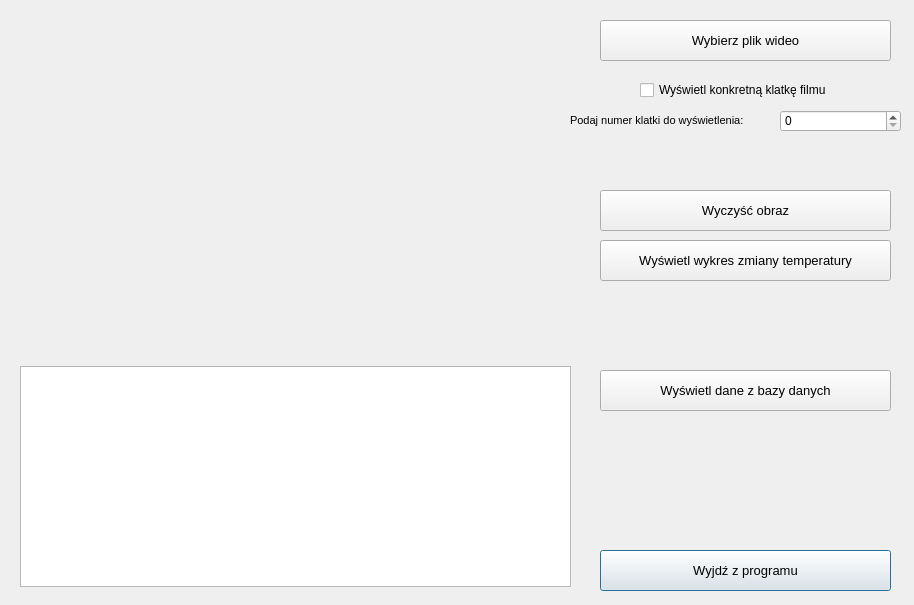
Old version of the form interface.ui in the repository Landerer/Program-wspomagajacy-analize-nagran-termograficznych.
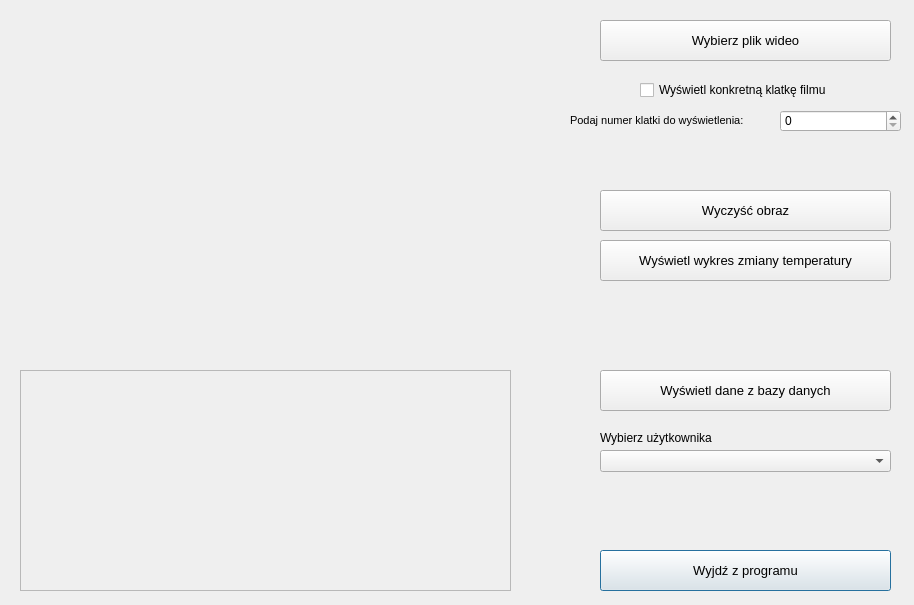
New version of the form.

Commit message: Zmiana interfejsu - dodany przycisk wyboru użytkownika

The edit to the form file:
```diff
--- a/interface.ui
+++ b/interface.ui
@@ -156,16 +156,6 @@
     <string>Wyświetl konkretną klatkę filmu</string>
    </property>
   </widget>
-  <widget class="QTextEdit" name="dataBaseText">
-   <property name="geometry">
-    <rect>
-     <x>20</x>
-     <y>366</y>
-     <width>551</width>
-     <height>221</height>
-    </rect>
-   </property>
-  </widget>
   <widget class="QPushButton" name="showDataBase">
    <property name="geometry">
     <rect>
@@ -190,6 +180,42 @@
     <bool>false</bool>
    </property>
   </widget>
+  <widget class="QComboBox" name="chooseUser">
+   <property name="geometry">
+    <rect>
+     <x>600</x>
+     <y>450</y>
+     <width>291</width>
+     <height>22</height>
+    </rect>
+   </property>
+  </widget>
+  <widget class="QLabel" name="chooseUserLabel">
+   <property name="geometry">
+    <rect>
+     <x>600</x>
+     <y>430</y>
+     <width>161</width>
+     <height>16</height>
+    </rect>
+   </property>
+   <property name="text">
+    <string>Wybierz użytkownika</string>
+   </property>
+  </widget>
+  <widget class="QTextEdit" name="textEdit">
+   <property name="enabled">
+    <bool>false</bool>
+   </property>
+   <property name="geometry">
+    <rect>
+     <x>20</x>
+     <y>370</y>
+     <width>491</width>
+     <height>221</height>
+    </rect>
+   </property>
+  </widget>
  </widget>
  <resources/>
  <connections/>
```
Left out of the diff: 2 changed lines with no effect on the pictures. The commit also changes 1 other file.
